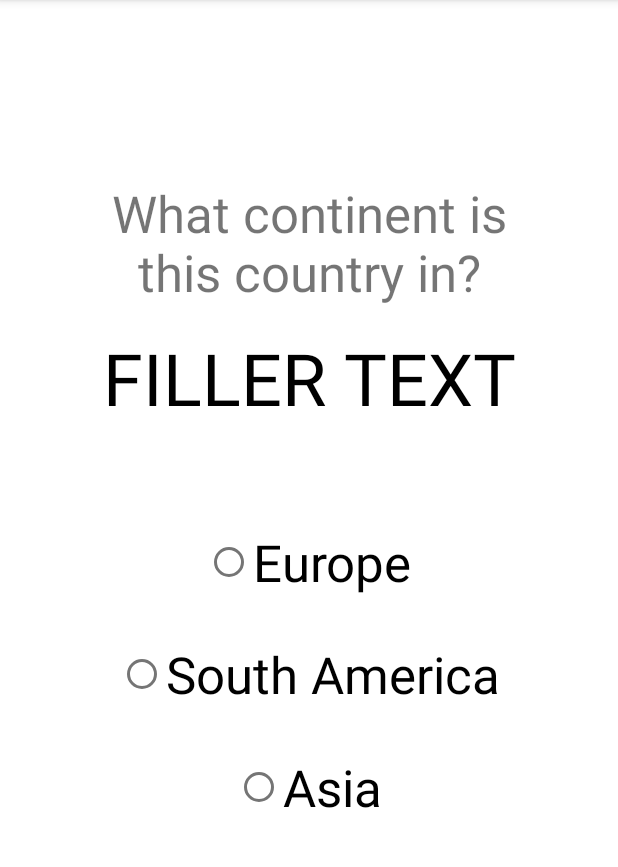
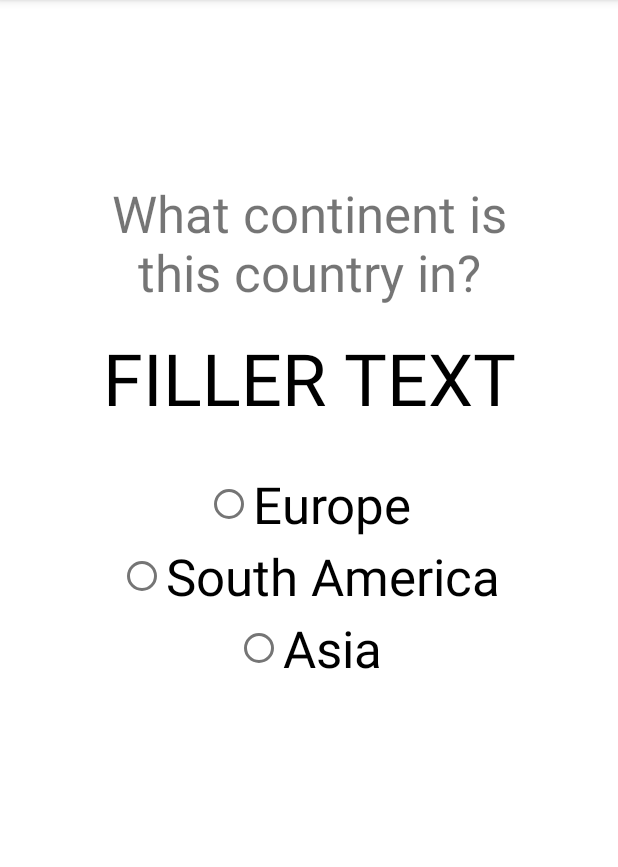
Before and after one commit to jaksonhensley/CSCI4060_Project4, an Android app: the QuestionFragment screen opened directly, with no data from a screen before it, on a phone screen of 412 x 824 dp, the part 84-951 px from its top. Run offline under Robolectric (Android 15) with nearby library versions, the phone set to English and light mode, and no system bars.

Commit message:
Fixed radio-button grouping layout

```diff
--- a/app/src/main/res/layout/fragment_question.xml
+++ b/app/src/main/res/layout/fragment_question.xml
@@ -5,7 +5,6 @@
     android:layout_height="match_parent"
     tools:context=".QuestionFragment">
 
-    <!-- TODO: Update blank fragment layout -->
     <TextView
         android:id="@+id/QuestionView"
         android:layout_width="288dp"
@@ -28,12 +27,16 @@
         android:textColor="#000000"
         android:textSize="48sp" />
 
+    <RadioGroup
+        android:layout_width="wrap_content"
+        android:layout_height="wrap_content"
+        android:layout_gravity="center">
+
         <RadioButton
             android:id="@+id/OptionOne"
             android:layout_width="wrap_content"
             android:layout_height="wrap_content"
             android:layout_gravity="bottom|center_horizontal"
-        android:layout_marginBottom="350dp"
             android:text="Continent One"
             android:textAlignment="center"
             android:textSize="34sp" />
@@ -43,7 +46,6 @@
             android:layout_width="wrap_content"
             android:layout_height="wrap_content"
             android:layout_gravity="bottom|center_horizontal"
-        android:layout_marginBottom="275dp"
             android:text="Continent Two"
             android:textAlignment="center"
             android:textSize="34sp" />
@@ -53,9 +55,9 @@
             android:layout_width="wrap_content"
             android:layout_height="wrap_content"
             android:layout_gravity="bottom|center_horizontal"
-        android:layout_marginBottom="200dp"
             android:text="Continent Three"
             android:textAlignment="center"
             android:textSize="34sp" />
+    </RadioGroup>
 
 </FrameLayout>
```
Lines whose indentation alone changed are shown as unchanged.
